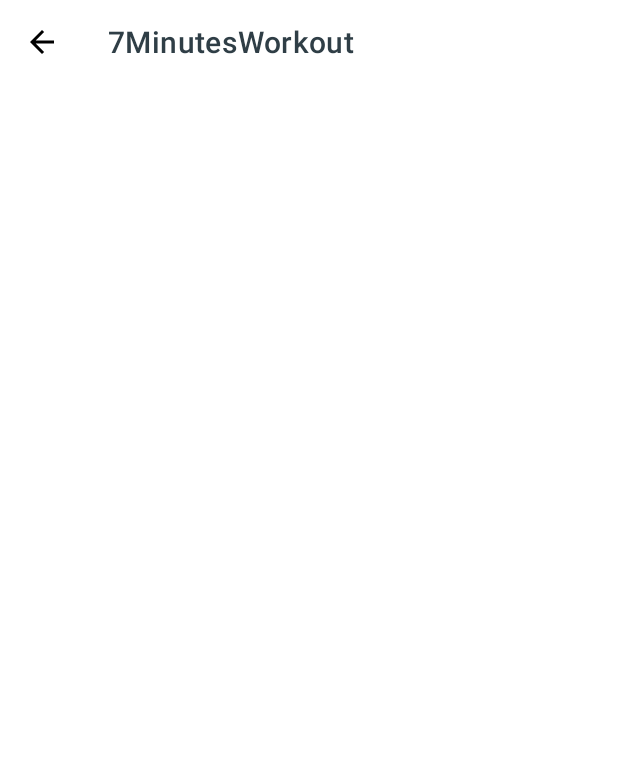
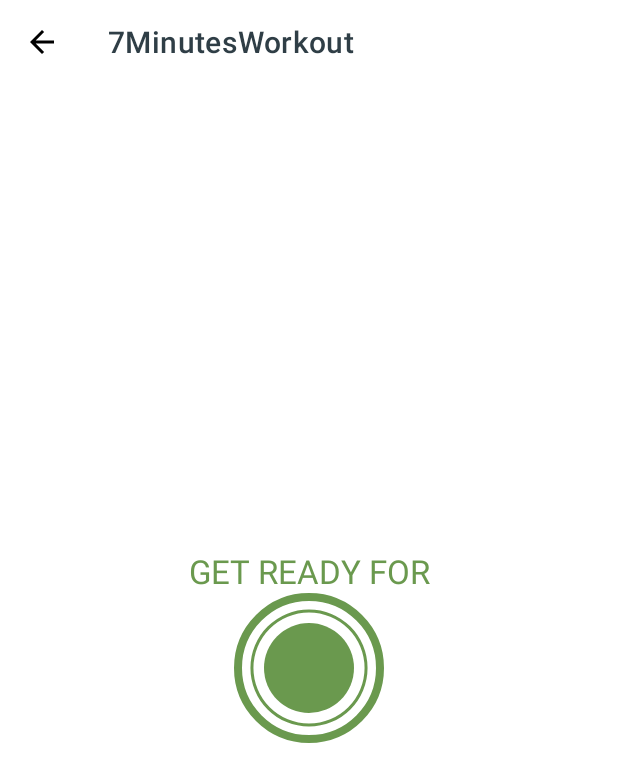
Before and after one commit to zuna21/7-minutes-workout-android-app, an Android app: the ExerciseActivity screen opened directly, with no data from a screen before it, on a phone screen of 412 x 824 dp. Shown: the top 782 px of the screen. Run offline under Robolectric (Android 15) with nearby library versions, the phone set to English and light mode, and no system bars.

Commit message:
progress bar added

```diff
--- /dev/null
+++ b/app/src/main/res/drawable/circular_progress_bar.xml
@@ -0,0 +1,13 @@
+<?xml version="1.0" encoding="utf-8"?>
+<layer-list xmlns:android="http://schemas.android.com/apk/res/android">
+    <item>
+        <shape
+            android:innerRadiusRatio="2.7"
+            android:shape="ring"
+            android:thicknessRatio="50.0"
+            android:useLevel="true"
+            >
+            <solid android:color="@color/circle_green" />
+        </shape>
+    </item>
+</layer-list>
--- /dev/null
+++ b/app/src/main/res/drawable/circular_progress_grey.xml
@@ -0,0 +1,13 @@
+<?xml version="1.0" encoding="utf-8"?>
+<layer-list xmlns:android="http://schemas.android.com/apk/res/android">
+    <item>
+        <shape
+            android:innerRadiusRatio="2.7"
+            android:shape="ring"
+            android:thicknessRatio="50.0"
+            android:useLevel="true"
+            >
+            <solid android:color="#D4DEE7" />
+        </shape>
+    </item>
+</layer-list>
--- /dev/null
+++ b/app/src/main/res/drawable/item_circular_color_green_background.xml
@@ -0,0 +1,7 @@
+<?xml version="1.0" encoding="utf-8"?>
+<shape xmlns:android="http://schemas.android.com/apk/res/android"
+    android:shape="oval"
+    >
+    <solid android:color="@color/circle_green" />
+
+</shape>
--- a/app/src/main/res/layout/activity_exercise.xml
+++ b/app/src/main/res/layout/activity_exercise.xml
@@ -1,5 +1,5 @@
 <?xml version="1.0" encoding="utf-8"?>
-<RelativeLayout xmlns:android="http://schemas.android.com/apk/res/android"
+<androidx.constraintlayout.widget.ConstraintLayout xmlns:android="http://schemas.android.com/apk/res/android"
     xmlns:app="http://schemas.android.com/apk/res-auto"
     xmlns:tools="http://schemas.android.com/tools"
     android:layout_width="match_parent"
@@ -13,6 +13,64 @@
         android:layout_height="?android:attr/actionBarSize"
         android:background="@color/white"
         app:titleTextColor="@color/main_color"
+        app:layout_constraintTop_toTopOf="parent"
         />
 
-</RelativeLayout>
+    <TextView
+        android:id="@+id/tvGetReady"
+        android:layout_width="wrap_content"
+        android:layout_height="wrap_content"
+        android:text="@string/get_ready_for"
+        android:textColor="@color/circle_green"
+        android:textSize="@dimen/default_button_text_size"
+        app:layout_constraintStart_toStartOf="parent"
+        app:layout_constraintEnd_toEndOf="parent"
+        app:layout_constraintBottom_toTopOf="@id/flProgressBar"
+        />
+
+    <FrameLayout
+        android:id="@+id/flProgressBar"
+        android:layout_width="100dp"
+        android:layout_height="100dp"
+        android:background="@drawable/green_circle_button_bg"
+        android:layout_marginTop="10dp"
+        app:layout_constraintStart_toStartOf="parent"
+        app:layout_constraintEnd_toEndOf="parent"
+        app:layout_constraintBottom_toBottomOf="parent"
+        app:layout_constraintTop_toBottomOf="@id/toolbarExercise"
+        >
+
+        <ProgressBar
+            android:id="@+id/progressBar"
+            android:layout_width="100dp"
+            android:layout_height="100dp"
+            style="?android:attr/progressBarStyleHorizontal"
+            android:layout_gravity="center"
+            android:max="10"
+            android:background="@drawable/circular_progress_grey"
+            android:progressDrawable="@drawable/circular_progress_bar"
+            android:progress="100"
+            android:indeterminate="false"
+            android:rotation="-90" />
+
+        <LinearLayout
+            android:layout_width="60dp"
+            android:layout_height="60dp"
+            android:gravity="center"
+            android:layout_gravity="center"
+            android:background="@drawable/item_circular_color_green_background"
+            >
+            <TextView
+                android:id="@+id/tvTimer"
+                android:layout_width="wrap_content"
+                android:layout_height="wrap_content"
+                tools:text="10"
+                android:textSize="25sp"
+                android:textColor="#FFFFFF"
+                android:textStyle="bold"
+                />
+        </LinearLayout>
+
+    </FrameLayout>
+
+</androidx.constraintlayout.widget.ConstraintLayout>
--- a/app/src/main/res/values/strings.xml
+++ b/app/src/main/res/values/strings.xml
@@ -2,4 +2,5 @@
     <string name="app_name">7MinutesWorkout</string>
     <string name="content_description_main">Main Image</string>
     <string name="button_start">START</string>
+    <string name="get_ready_for">GET READY FOR</string>
 </resources>
```
